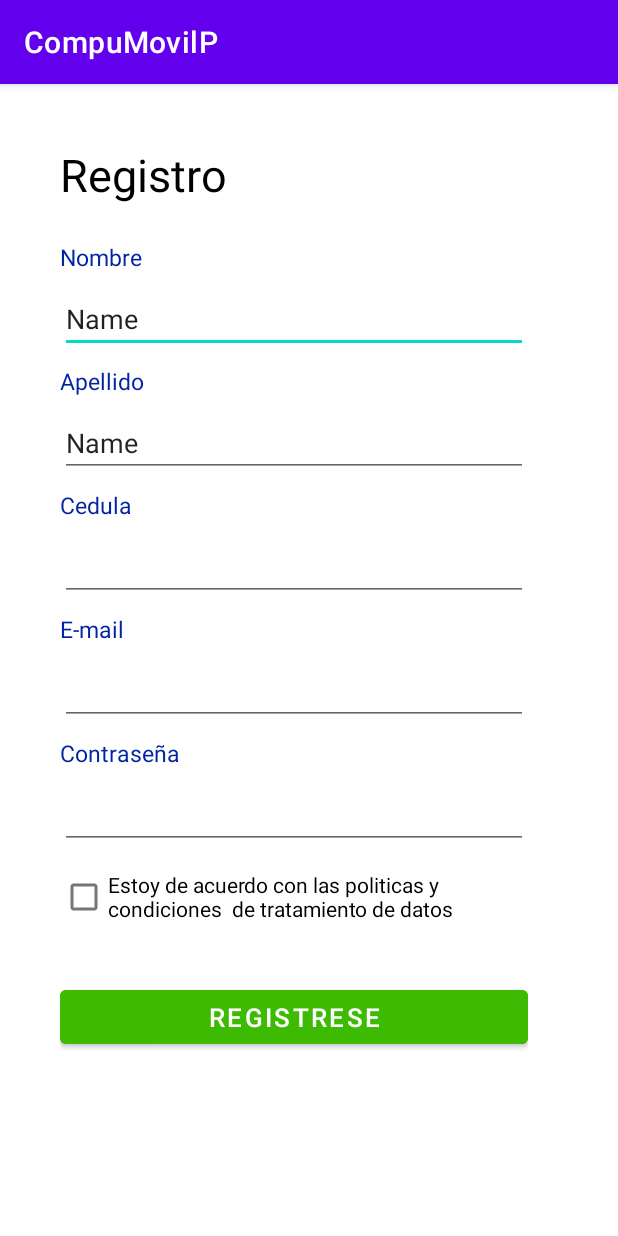
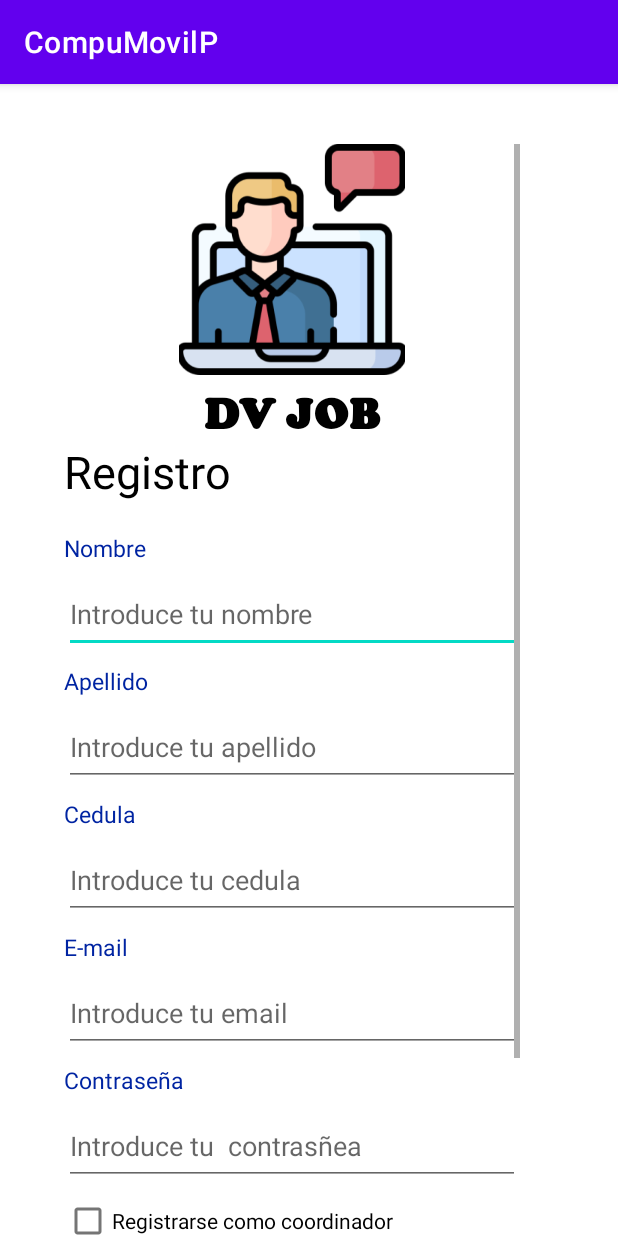
Before and after one commit to ICM2310/DVJOB, an Android app: the RegistroActivity screen opened directly, with no data from a screen before it, on a phone screen of 412 x 824 dp. Run offline under Robolectric (Android 15) with nearby library versions, the light colour scheme and no system bars; our stand-ins replace Firebase (no records; nobody signed in at launch, a user with empty details on screens opened directly).

Commit message:
Login y registro actualizados

```diff
--- a/app/build.gradle
+++ b/app/build.gradle
@@ -20,7 +20,7 @@ android {
 
     buildFeatures {
 
-        viewBinding = true
+        viewBinding  true
     }
     buildTypes {
         release {
--- a/app/src/main/java/com/example/compumovilp/LoginActivity.java
+++ b/app/src/main/java/com/example/compumovilp/LoginActivity.java
@@ -23,9 +23,7 @@ import com.google.android.gms.tasks.Task;
 import com.google.firebase.auth.AuthResult;
 import com.google.firebase.auth.FirebaseAuth;
 import com.google.firebase.auth.FirebaseUser;
-
 import java.util.concurrent.Executor;
-
 public class LoginActivity extends AppCompatActivity {
 
     private ActivityLoginBinding binding;
@@ -33,7 +31,7 @@ public class LoginActivity extends AppCompatActivity {
     private static final String TAG = "lOGIN";
     private BiometricPrompt biometricPrompt;
     private BiometricPrompt.PromptInfo promptInfo;
-    ImageButton huella = binding.huella;
+
 
     @Override
     protected void onCreate(Bundle savedInstanceState) {
@@ -67,7 +65,7 @@ public class LoginActivity extends AppCompatActivity {
                 .build();
 
         // Agregar listener al botón de autenticación de huella digital
-        huella.setOnClickListener(new View.OnClickListener() {
+        binding.huella.setOnClickListener(new View.OnClickListener() {
             @Override
             public void onClick(View view) {
                 biometricPrompt.authenticate(promptInfo);
@@ -75,7 +73,13 @@ public class LoginActivity extends AppCompatActivity {
         });
 
 
-
+        binding.registro.setOnClickListener(new View.OnClickListener() {
+            @Override
+            public void onClick(View view) {
+                Intent intent = new Intent(view.getContext(), RegistroActivity.class);
+                startActivity(intent);
+            }
+        });
 
     }
     @Override
@@ -106,9 +110,17 @@ public class LoginActivity extends AppCompatActivity {
     }
     private void updateUI(FirebaseUser currentUser){
         if(currentUser!=null){
-            Intent intent = new Intent(getBaseContext(), PerfilUsuarioActivity.class);
-            intent.putExtra("user", currentUser.getEmail());
-            startActivity(intent);
+            if(binding.checkBox.isChecked()){
+                Log.e("activado", "currentUser es nulo");
+                Intent intent = new Intent(getBaseContext(), PerfilCoordinadorActivity.class);
+                intent.putExtra("user", currentUser.getDisplayName());
+                startActivity(intent);
+            }else{
+                Log.e("desactivasvo", "textobox es nulo");
+                Intent intent = new Intent(getBaseContext(), PerfilUsuarioActivity.class);
+                intent.putExtra("user", currentUser.getDisplayName());
+                startActivity(intent);
+            }
         } else {
             binding.usuarioIn.setText("");
             binding.contraIn.setText("");
--- a/app/src/main/java/com/example/compumovilp/MapActivity.java
+++ b/app/src/main/java/com/example/compumovilp/MapActivity.java
@@ -117,7 +117,6 @@ public class MapActivity extends AppCompatActivity {
                     initView(result);
                 }
             });
-
 
     @Override
     protected void onCreate(Bundle savedInstanceState) {
--- a/app/src/main/java/com/example/compumovilp/RegistroActivity.java
+++ b/app/src/main/java/com/example/compumovilp/RegistroActivity.java
@@ -80,10 +80,20 @@ public class RegistroActivity extends AppCompatActivity {
 
     }
     private void updateUI(FirebaseUser currentUser){
+
         if(currentUser!=null){
-            Intent intent = new Intent(getBaseContext(), PerfilUsuarioActivity.class);
-            intent.putExtra("user", currentUser.getEmail());
-            startActivity(intent);
+            if(binding.checkBox.isChecked()){
+                Log.e("Activado", "currentUser es nulo");
+                Intent intent = new Intent(getBaseContext(), PerfilCoordinadorActivity.class);
+                intent.putExtra("user", currentUser.getDisplayName());
+                startActivity(intent);
+            }else{
+                Log.e("Desactivado", "textobox es nulo");
+                Intent intent = new Intent(getBaseContext(), PerfilUsuarioActivity.class);
+                intent.putExtra("user", currentUser.getDisplayName());
+                startActivity(intent);
+            }
+
         } else {
             binding.emailReg.setText("");
             binding.contraReg.setText("");
--- a/app/src/main/res/layout/activity_login.xml
+++ b/app/src/main/res/layout/activity_login.xml
@@ -86,6 +86,13 @@
                 android:hint="Ingresa tu contraseña"
                 android:inputType="textPassword" />
 
+            <CheckBox
+                android:id="@+id/checkBox"
+                android:layout_width="match_parent"
+                android:layout_height="wrap_content"
+                android:text="Iniciar sesión como coordinador"
+                />
+
             <Button
                 android:id="@+id/iniciar_sesion"
                 android:layout_width="match_parent"
@@ -119,6 +126,7 @@
                     android:textAlignment="center"
                     android:textColor="#3DBB02"
                     android:textSize="15sp" />
+
             </LinearLayout>
 
             <ImageButton
@@ -129,7 +137,8 @@
                 android:layout_marginTop="32dp"
                 android:background="#FFFFFF"
                 android:scaleType="fitCenter"
-                app:srcCompat="@drawable/huella" />
+                app:srcCompat="@drawable/huella"
+                android:contentDescription="Botón para acceder con huella"/>
 
         </LinearLayout>
     </ScrollView>
--- a/app/src/main/res/layout/activity_perfil_coordinador.xml
+++ b/app/src/main/res/layout/activity_perfil_coordinador.xml
@@ -39,7 +39,7 @@
             android:id="@+id/textView2"
             android:layout_width="match_parent"
             android:layout_height="wrap_content"
-            android:layout_marginTop="10dp"
+            android:layout_marginTop="24dp"
             android:layout_marginBottom="20dp"
             android:text="Raúl Álvarez"
             android:textAlignment="center"
--- a/app/src/main/res/layout/activity_registro.xml
+++ b/app/src/main/res/layout/activity_registro.xml
@@ -4,10 +4,43 @@
     xmlns:tools="http://schemas.android.com/tools"
     android:layout_width="match_parent"
     android:layout_height="match_parent"
+    tools:context=".RegistroActivity">
+
+    <ScrollView
+        android:layout_width="404dp"
+        android:layout_height="wrap_content"
         android:paddingTop="40dp"
         android:paddingLeft="40dp"
         android:paddingRight="60dp"
-    tools:context=".RegistroActivity">
+        app:layout_constraintBottom_toBottomOf="parent"
+        app:layout_constraintEnd_toEndOf="parent"
+        app:layout_constraintHorizontal_bias="0.302"
+        app:layout_constraintStart_toStartOf="parent"
+        app:layout_constraintTop_toTopOf="parent"
+        app:layout_constraintVertical_bias="0.0">
+
+        <LinearLayout
+            android:layout_width="match_parent"
+            android:layout_height="wrap_content"
+            android:orientation="vertical" >
+
+            <ImageView
+                android:id="@+id/imageView5"
+                android:layout_width="match_parent"
+                android:layout_height="154dp"
+                app:srcCompat="@drawable/image" />
+
+            <TextView
+                android:id="@+id/textView15"
+                android:layout_width="match_parent"
+                android:layout_height="wrap_content"
+                android:layout_marginTop="8dp"
+                android:fontFamily="@font/cooper_black"
+                android:text="DV JOB"
+                android:textAlignment="center"
+                android:textColor="#000000"
+                android:textSize="30sp"
+                android:textStyle="bold" />
 
             <TextView
                 android:id="@+id/textView9"
@@ -15,32 +48,25 @@
                 android:layout_height="wrap_content"
                 android:text="Registro"
                 android:textColor="#000000"
-        android:textSize="30sp"
-        app:layout_constraintStart_toStartOf="parent"
-        app:layout_constraintTop_toTopOf="parent" />
+                android:textSize="30sp" />
 
             <TextView
                 android:id="@+id/textView10"
                 android:layout_width="wrap_content"
                 android:layout_height="wrap_content"
-        android:layout_marginTop="24dp"
+                android:layout_marginTop="20dp"
                 android:text="Nombre"
                 android:textColor="#0024A2"
-        android:textSize="15sp"
-        app:layout_constraintStart_toStartOf="parent"
-        app:layout_constraintTop_toBottomOf="@+id/textView9" />
+                android:textSize="15sp" />
 
             <EditText
                 android:id="@+id/nombreReg"
                 android:layout_width="match_parent"
-        android:layout_height="wrap_content"
+                android:layout_height="51dp"
                 android:layout_marginTop="8dp"
                 android:ems="10"
                 android:inputType="text"
-        android:text="Name"
-        app:layout_constraintEnd_toEndOf="parent"
-        app:layout_constraintStart_toStartOf="parent"
-        app:layout_constraintTop_toBottomOf="@+id/textView10" />
+                android:hint="Introduce tu nombre"/>
 
             <TextView
                 android:id="@+id/textView11"
@@ -49,69 +75,54 @@
                 android:layout_marginTop="8dp"
                 android:text="Apellido"
                 android:textColor="#0024A2"
-        android:textSize="15sp"
-        app:layout_constraintStart_toStartOf="parent"
-        app:layout_constraintTop_toBottomOf="@+id/nombreReg" />
+                android:textSize="15sp" />
 
             <EditText
                 android:id="@+id/apellidoReg"
                 android:layout_width="match_parent"
-        android:layout_height="wrap_content"
+                android:layout_height="51dp"
                 android:layout_marginTop="8dp"
                 android:ems="10"
-        android:inputType="text"
-        android:text="Name"
-        app:layout_constraintEnd_toEndOf="parent"
-        app:layout_constraintStart_toStartOf="parent"
-        app:layout_constraintTop_toBottomOf="@+id/textView11" />
+                android:hint="Introduce tu apellido"
+                android:inputType="text" />
 
             <TextView
                 android:id="@+id/textView12"
                 android:layout_width="wrap_content"
                 android:layout_height="wrap_content"
+                android:layout_marginStart="0dp"
                 android:layout_marginTop="8dp"
-        android:layout_marginStart="0dp"
                 android:text="Cedula"
                 android:textColor="#0024A2"
-        android:textSize="15sp"
-        app:layout_constraintStart_toStartOf="parent"
-        app:layout_constraintTop_toBottomOf="@+id/apellidoReg" />
+                android:textSize="15sp" />
 
             <EditText
                 android:id="@+id/cedulaReg"
                 android:layout_width="match_parent"
-        android:layout_height="wrap_content"
+                android:layout_height="51dp"
                 android:layout_marginTop="8dp"
                 android:ems="10"
-        android:inputType="number"
-        app:layout_constraintEnd_toEndOf="parent"
-        app:layout_constraintHorizontal_bias="0.5"
-        app:layout_constraintStart_toStartOf="parent"
-        app:layout_constraintTop_toBottomOf="@+id/textView12" />
+                android:hint="Introduce tu cedula"
+                android:inputType="number" />
 
             <TextView
                 android:id="@+id/textView13"
                 android:layout_width="wrap_content"
                 android:layout_height="wrap_content"
+                android:layout_marginStart="0dp"
                 android:layout_marginTop="8dp"
-        android:layout_marginStart="0dp"
                 android:text="E-mail"
                 android:textColor="#0024A2"
-        android:textSize="15sp"
-        app:layout_constraintStart_toStartOf="parent"
-        app:layout_constraintTop_toBottomOf="@+id/cedulaReg" />
+                android:textSize="15sp" />
 
             <EditText
                 android:id="@+id/emailReg"
                 android:layout_width="match_parent"
-        android:layout_height="wrap_content"
+                android:layout_height="51dp"
                 android:layout_marginTop="8dp"
                 android:ems="10"
-        android:inputType="textEmailAddress"
-        app:layout_constraintEnd_toEndOf="parent"
-        app:layout_constraintHorizontal_bias="0.5"
-        app:layout_constraintStart_toStartOf="parent"
-        app:layout_constraintTop_toBottomOf="@+id/textView13" />
+                android:hint="Introduce tu email"
+                android:inputType="textEmailAddress" />
 
             <TextView
                 android:id="@+id/textView14"
@@ -121,21 +132,23 @@
                 android:layout_marginTop="8dp"
                 android:text="Contraseña"
                 android:textColor="#0024A2"
-        android:textSize="15sp"
-        app:layout_constraintStart_toStartOf="parent"
-        app:layout_constraintTop_toBottomOf="@+id/emailReg" />
+                android:textSize="15sp" />
 
             <EditText
                 android:id="@+id/contraReg"
                 android:layout_width="match_parent"
-        android:layout_height="wrap_content"
+                android:layout_height="51dp"
                 android:layout_marginTop="8dp"
                 android:ems="10"
-        android:inputType="textPassword"
-        app:layout_constraintEnd_toEndOf="parent"
-        app:layout_constraintHorizontal_bias="0.5"
-        app:layout_constraintStart_toStartOf="parent"
-        app:layout_constraintTop_toBottomOf="@+id/textView14" />
+                android:hint="Introduce tu  contrasñea"
+                android:inputType="textPassword" />
+
+            <CheckBox
+                android:id="@+id/checkBox"
+                android:layout_width="match_parent"
+                android:layout_height="wrap_content"
+                android:text="Registrarse como coordinador"
+                />
 
             <CheckBox
                 android:id="@+id/tyc"
@@ -143,9 +156,7 @@
                 android:layout_height="wrap_content"
                 android:layout_marginStart="0dp"
                 android:layout_marginTop="8dp"
-        android:text="Estoy de acuerdo con las politicas y condiciones  de tratamiento de datos"
-        app:layout_constraintStart_toStartOf="parent"
-        app:layout_constraintTop_toBottomOf="@+id/contraReg" />
+                android:text="Estoy de acuerdo con las politicas y condiciones  de tratamiento de datos" />
 
             <Button
                 android:id="@+id/reg"
@@ -154,9 +165,8 @@
                 android:layout_marginTop="32dp"
                 android:backgroundTint="#3DBB02"
                 android:text="Registrese"
-        android:textSize="17sp"
-        app:layout_constraintEnd_toEndOf="parent"
-        app:layout_constraintHorizontal_bias="0.5"
-        app:layout_constraintStart_toStartOf="parent"
-        app:layout_constraintTop_toBottomOf="@+id/tyc" />
+                android:textSize="17sp" />
+        </LinearLayout>
+    </ScrollView>
+
 </androidx.constraintlayout.widget.ConstraintLayout>
```
Also changed, not shown: app/src/main/AndroidManifest.xml (+8 -8 lines). Lines whose indentation alone changed are shown as unchanged.
